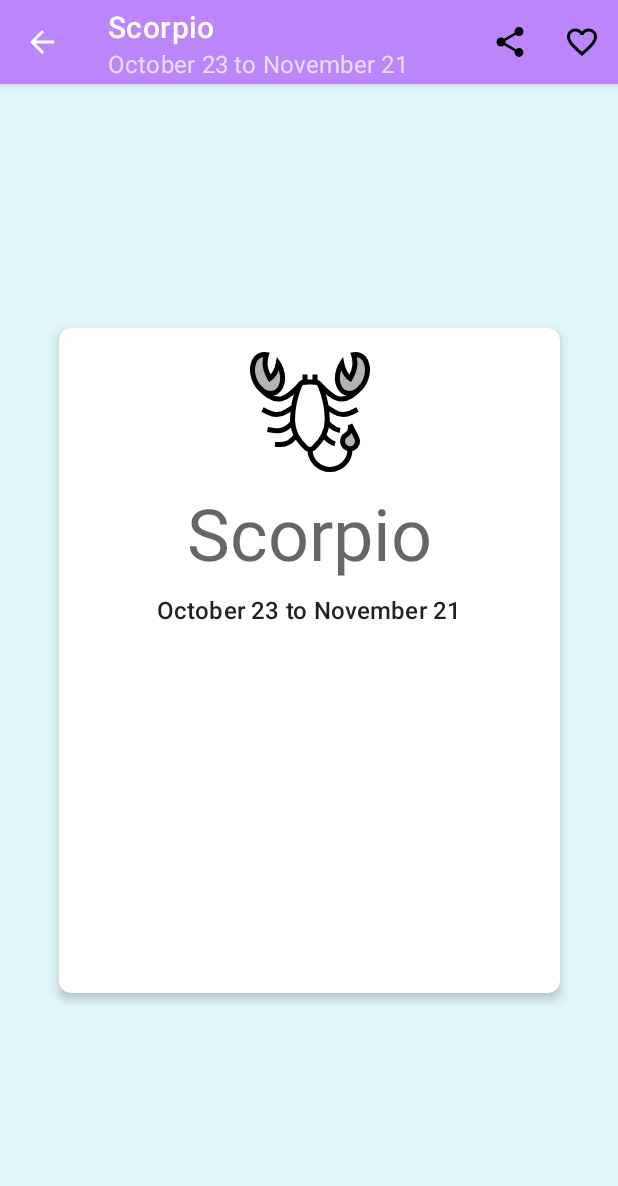
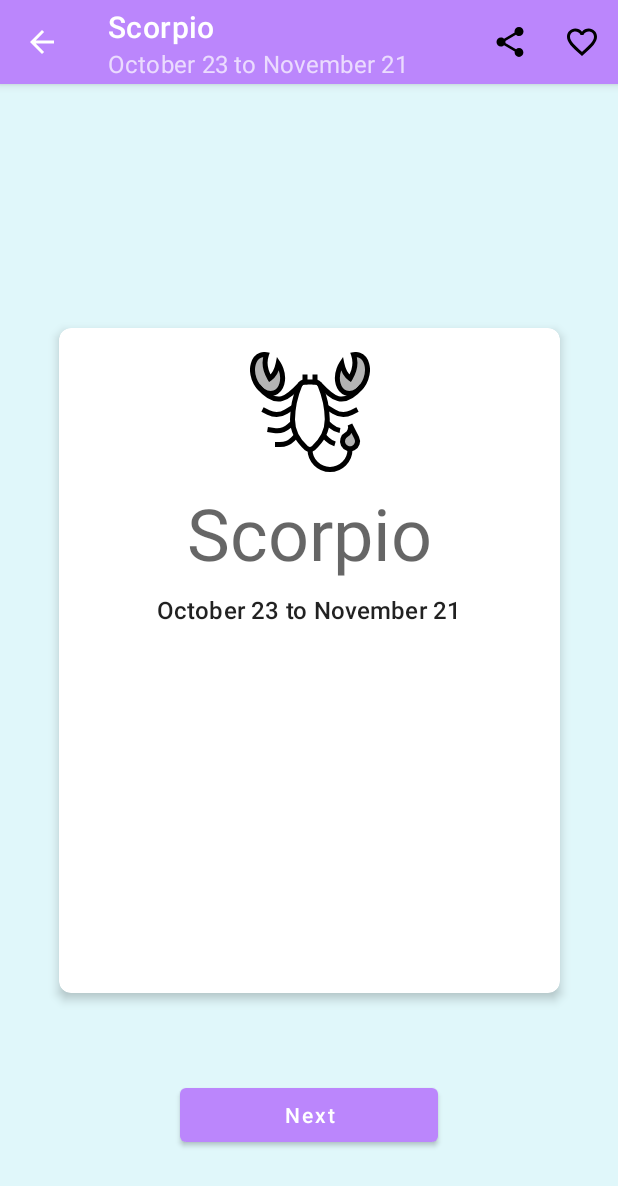
Before and after one commit to icarpio/HoroscopeKotlin, an Android app: the MainActivity screen opened directly, with no data from a screen before it, after a tap on "Scorpio", on a phone screen of 412 x 824 dp. Shown: the top 1186 px of the screen. Run offline under Robolectric (Android 15) with nearby library versions, the phone set to English and light mode, and no system bars.

Commit message:
Add "Next" Button

```diff
--- a/app/src/main/java/com/example/horoscope/activities/SecondActivity.kt
+++ b/app/src/main/java/com/example/horoscope/activities/SecondActivity.kt
@@ -33,9 +33,16 @@ class SecondActivity : AppCompatActivity() {
     lateinit var horoscope: Horoscope
     lateinit var favoriteMenuItem:MenuItem
     lateinit var session:SessionManager
+    lateinit var horoscopes: List<Horoscope>
+
 
 
     var isFavorite = false
+    var currentPosition = 0
+
+    lateinit var nameSecondTextView: TextView
+    lateinit var descSecondTextView: TextView
+    lateinit var lsImageView: ImageView
 
     override fun onCreate(savedInstanceState: Bundle?) {
 
@@ -46,12 +53,15 @@ class SecondActivity : AppCompatActivity() {
 
         val id: String = intent.getStringExtra(EXTRA_HOROSCOPE_ID)!!
         horoscope  = HoroscopeProvider.findById(id)!!
+        currentPosition = HoroscopeProvider.getIndex(horoscope)
 
         isFavorite = session.getFavoriteHoroscope()?.equals(horoscope.id) ?: false
 
-        findViewById<TextView>(R.id.nameSecondTextView).setText(horoscope.name)
-        findViewById<TextView>(R.id.DescSecondTextView).setText(horoscope.description)
-        findViewById<ImageView>(R.id.lsImageView).setImageResource(horoscope.logo)
+        nameSecondTextView = findViewById(R.id.nameSecondTextView)
+        descSecondTextView = findViewById(R.id.DescSecondTextView)
+        lsImageView = findViewById(R.id.lsImageView)
+
+        loadData()
 
 
         //Boton Atras
@@ -60,14 +70,35 @@ class SecondActivity : AppCompatActivity() {
             finish()
         }*/
 
+        supportActionBar?.setDisplayHomeAsUpEnabled(true)
+
+        // Obtiene la lista de todos los horóscopos
+        horoscopes = HoroscopeProvider.findAll()
+
+        // Botón para cargar el siguiente horóscopo
+        val btnSiguiente: Button = findViewById(R.id.nextButton)
+        btnSiguiente.setOnClickListener {
+            //Suma uno a la posicion actual
+            currentPosition++
+
+            //Si llega a la ultima posicion, vuelve a la posicion 0
+            if (currentPosition >= horoscopes.size) {
+                currentPosition = 0
+            }
+
+            horoscope = horoscopes[currentPosition]
+            loadData()
+        }
+
+    }
+    fun loadData() {
+        nameSecondTextView.setText(horoscope.name)
+        descSecondTextView.setText(horoscope.description)
+        lsImageView.setImageResource(horoscope.logo)
         supportActionBar?.setTitle(horoscope.name)
         supportActionBar?.setSubtitle(horoscope.description)
-        supportActionBar?.setDisplayHomeAsUpEnabled(true)
-
         show(horoscope.id)
-
     }
-
 
     override fun onCreateOptionsMenu(menu: Menu): Boolean {
         val inflater: MenuInflater = menuInflater
--- a/app/src/main/java/com/example/horoscope/data/HoroscopeProvider.kt
+++ b/app/src/main/java/com/example/horoscope/data/HoroscopeProvider.kt
@@ -26,5 +26,9 @@ class HoroscopeProvider {
             fun findById(id: String) : Horoscope? {
                 return horoscopeList.find { it.id == id } //it - cada elemento de la lista
             }
+
+            fun getIndex(horoscope: Horoscope) : Int {
+                return horoscopeList.indexOf(horoscope)
+            }
         }
 }
--- a/app/src/main/res/layout/activity_login.xml
+++ b/app/src/main/res/layout/activity_login.xml
@@ -7,7 +7,7 @@
     android:orientation="vertical"
     tools:context=".activities.MainActivity">
 
-    <!--on below line we are creating a new text view-->
+
     <TextView
         android:id="@+id/idTVHead"
         android:layout_width="match_parent"
@@ -23,7 +23,7 @@
         android:textSize="20sp"
         android:textStyle="bold" />
 
-    <!--on below line we are creating edit text for our email-->
+
     <EditText
         android:id="@+id/usernameEditText"
         android:layout_width="match_parent"
@@ -34,7 +34,7 @@
         android:layout_marginEnd="20dp"
         android:hint="Enter your username" />
 
-    <!--on below line we are creating a button for login-->
+
     <Button
         android:id="@+id/loginButton"
         android:layout_width="match_parent"
--- a/app/src/main/res/layout/activity_second.xml
+++ b/app/src/main/res/layout/activity_second.xml
@@ -96,8 +96,23 @@
                 app:layout_constraintStart_toStartOf="parent"
                 app:layout_constraintTop_toBottomOf="@+id/dateTextView" />
 
+
+
         </androidx.constraintlayout.widget.ConstraintLayout>
     </androidx.cardview.widget.CardView>
 
+    <Button
+        android:id="@+id/nextButton"
+        android:layout_width="match_parent"
+        android:layout_height="wrap_content"
+        android:layout_marginStart="120dp"
+        android:layout_marginEnd="120dp"
+        android:padding="4dp"
+        android:text="Next"
+        android:textAllCaps="false"
+        app:layout_constraintBottom_toBottomOf="parent"
+        app:layout_constraintEnd_toEndOf="parent"
+        app:layout_constraintStart_toStartOf="parent"
+        app:layout_constraintTop_toBottomOf="@+id/cardView" />
 
 </androidx.constraintlayout.widget.ConstraintLayout>
```
